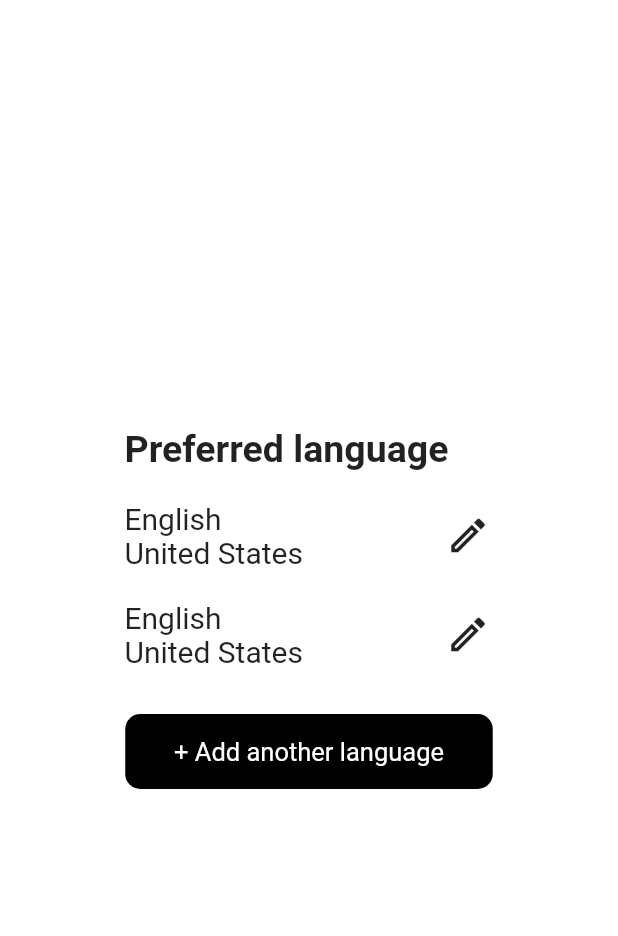
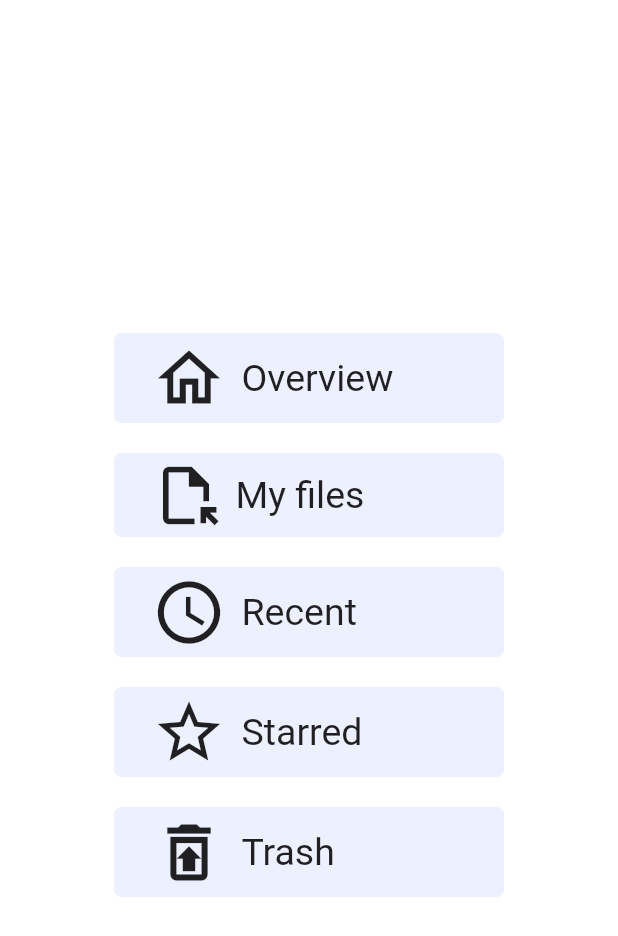
Before and after one commit to cosmicSigma/flutter_application_3, a Flutter app: the screen it shows after launch, on a phone screen of 412 x 824 dp. Shown: the top 936 px of the screen. Run offline on Flutter 3.47's test engine with Material 2 defaults, Android fonts, the phone set to English and light mode, and no system bars.

Commit message:
hometask_3

```diff
--- a/lib/main.dart
+++ b/lib/main.dart
@@ -1,5 +1,4 @@
 import 'package:flutter/material.dart';
-import 'package:flutter/cupertino.dart';
 
 void main() {
   runApp(const MyApp());
@@ -28,7 +27,7 @@ class Lesson extends StatelessWidget {
           decoration: BoxDecoration(
               color: Colors.white54, borderRadius: BorderRadius.circular(30)),
           child: SizedBox(
-            height: 350,
+            height: 470,
             width: 350,
             child: Padding(
               padding: const EdgeInsets.all(25),
@@ -38,70 +37,163 @@ class Lesson extends StatelessWidget {
                     borderRadius: BorderRadius.circular(20)),
                 child: SizedBox(
                   child: Column(
-                    // mainAxisAlignment: MainAxisAlignment.spaceEvenly,
+                    mainAxisAlignment: MainAxisAlignment.start,
                     children: [
-                      const Padding(
-                        padding: EdgeInsets.only(right: 30, top: 23),
-                        child: Text(
-                          "Preferred language",
-                          style: TextStyle(
-                              fontSize: 25, fontWeight: FontWeight.bold),
+                      Padding(
+                        padding: const EdgeInsets.fromLTRB(20, 20, 20, 10),
+                        child: DecoratedBox(
+                          decoration: BoxDecoration(
+                            color: Color(0xffEDF1FF),
+                            borderRadius: BorderRadius.circular(5)
+                          ),
+                          child: SizedBox(
+                            child: Padding(
+                              padding: const EdgeInsets.only(left: 25, top: 5, bottom: 5),
+                              child: Row(
+                                children: const [
+                                  Icon(
+                                    Icons.home_outlined,
+                                    size: 50,
+                                    ),
+                                  Padding(
+                                    padding: EdgeInsets.only(left: 10),
+                                    child: Text(
+                                      "Overview",
+                                      style: TextStyle(
+                                        fontSize: 25
+                                      ),
+                                    ),
+                                  )
+                                ],
+                              ),
+                            ),
+                          ),
                         ),
                       ),
                       Padding(
-                        padding: const EdgeInsets.only(left: 27, top: 20),
-                        child: Row(
-                          children: const [
-                            Text("English\nUnited States",
-                            style: TextStyle(
-                                fontSize: 20
+                        padding: const EdgeInsets.fromLTRB(20, 10, 20, 10),
+                        child: DecoratedBox(
+                          decoration: BoxDecoration(
+                            color: Color(0xffEDF1FF),
+                            borderRadius: BorderRadius.circular(5)
+                          ),
+                          child: SizedBox(
+                            child: Padding(
+                              padding: const EdgeInsets.only(left: 25, top: 5, bottom: 5),
+                              child: Row(
+                                children: const [
+                                  Icon(
+                                    Icons.file_open_outlined,
+                                    size: 46,
+                                    ),
+                                  Padding(
+                                    padding: EdgeInsets.only(left: 10),
+                                    child: Text(
+                                      "My files",
+                                      style: TextStyle(
+                                        fontSize: 25
+                                      ),
+                                    ),
+                                  )
+                                ],
                               ),
                             ),
-                            Padding(
-                              padding: EdgeInsets.only(left: 95),
-                              child: Icon(Icons.edit_outlined,size: 30,),
-                            )
-                            ],
+                          ),
                         ),
                       ),
                       Padding(
-                        padding: const EdgeInsets.only(left: 27, top: 20),
-                        child: Row(
-                          children: const [
-                            Text("English\nUnited States",
-                            style: TextStyle(
-                                fontSize: 20
+                        padding: const EdgeInsets.fromLTRB(20, 10, 20, 10),
+                        child: DecoratedBox(
+                          decoration: BoxDecoration(
+                            color: Color(0xffEDF1FF),
+                            borderRadius: BorderRadius.circular(5)
+                          ),
+                          child: SizedBox(
+                            child: Padding(
+                              padding: const EdgeInsets.only(left: 25, top: 5, bottom: 5),
+                              child: Row(
+                                children: const [
+                                  Icon(
+                                    Icons.watch_later_outlined,
+                                    size: 50,
+                                    ),
+                                  Padding(
+                                    padding: EdgeInsets.only(left: 10),
+                                    child: Text(
+                                      "Recent",
+                                      style: TextStyle(
+                                        fontSize: 25
+                                      ),
+                                    ),
+                                  )
+                                ],
                               ),
                             ),
-                            Padding(
-                              padding: EdgeInsets.only(left: 95),
-                              child: Icon(Icons.edit_outlined,size: 30,),
-                            )
-                            ],
+                          ),
                         ),
                       ),
                       Padding(
-                        padding: const EdgeInsets.only(top: 30),
+                        padding: const EdgeInsets.fromLTRB(20, 10, 20, 10),
                         child: DecoratedBox(
                           decoration: BoxDecoration(
-                            color: Colors.black,
-                            borderRadius: BorderRadius.circular(10)
+                            color: Color(0xffEDF1FF),
+                            borderRadius: BorderRadius.circular(5)
                           ),
-                          child: const SizedBox(
-                            height: 50,
-                            width: 245,
-                            child: Center(
-                              child: Text(
-                                "+ Add another language",
-                                style: TextStyle(
-                                  color: Colors.white,
-                                  fontSize: 17
-                                ),
-                                ),
+                          child: SizedBox(
+                            child: Padding(
+                              padding: const EdgeInsets.only(left: 25, top: 5, bottom: 5),
+                              child: Row(
+                                children: const [
+                                  Icon(
+                                    Icons.star_border_outlined,
+                                    size: 50,
+                                    ),
+                                  Padding(
+                                    padding: EdgeInsets.only(left: 10),
+                                    child: Text(
+                                      "Starred",
+                                      style: TextStyle(
+                                        fontSize: 25
+                                      ),
+                                    ),
+                                  )
+                                ],
+                              ),
                             ),
                           ),
                         ),
-                        )
+                      ),
+                      Padding(
+                        padding: const EdgeInsets.fromLTRB(20, 10, 20, 10),
+                        child: DecoratedBox(
+                          decoration: BoxDecoration(
+                            color: Color(0xffEDF1FF),
+                            borderRadius: BorderRadius.circular(5)
+                          ),
+                          child: SizedBox(
+                            child: Padding(
+                              padding: const EdgeInsets.only(left: 25, top: 5, bottom: 5),
+                              child: Row(
+                                children: const [
+                                  Icon(
+                                    Icons.restore_from_trash_outlined,
+                                    size: 50,
+                                    ),
+                                  Padding(
+                                    padding: EdgeInsets.only(left: 10),
+                                    child: Text(
+                                      "Trash",
+                                      style: TextStyle(
+                                        fontSize: 25
+                                      ),
+                                    ),
+                                  )
+                                ],
+                              ),
+                            ),
+                          ),
+                        ),
+                      ),
                     ],
                   ),
                 ),
```
